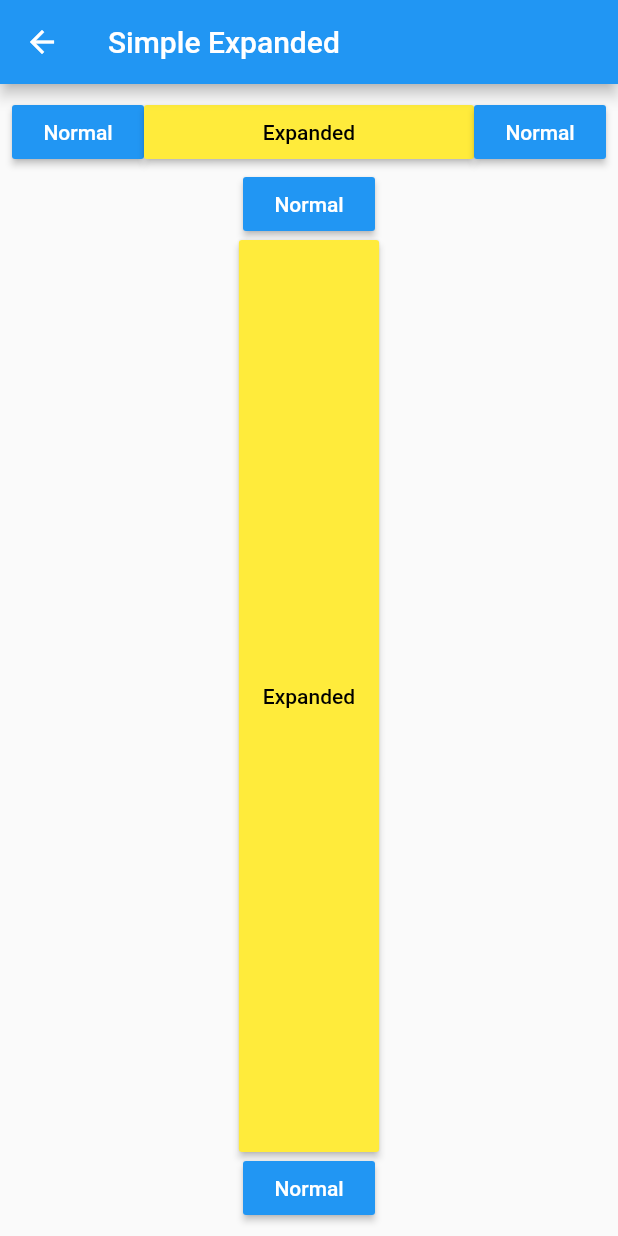
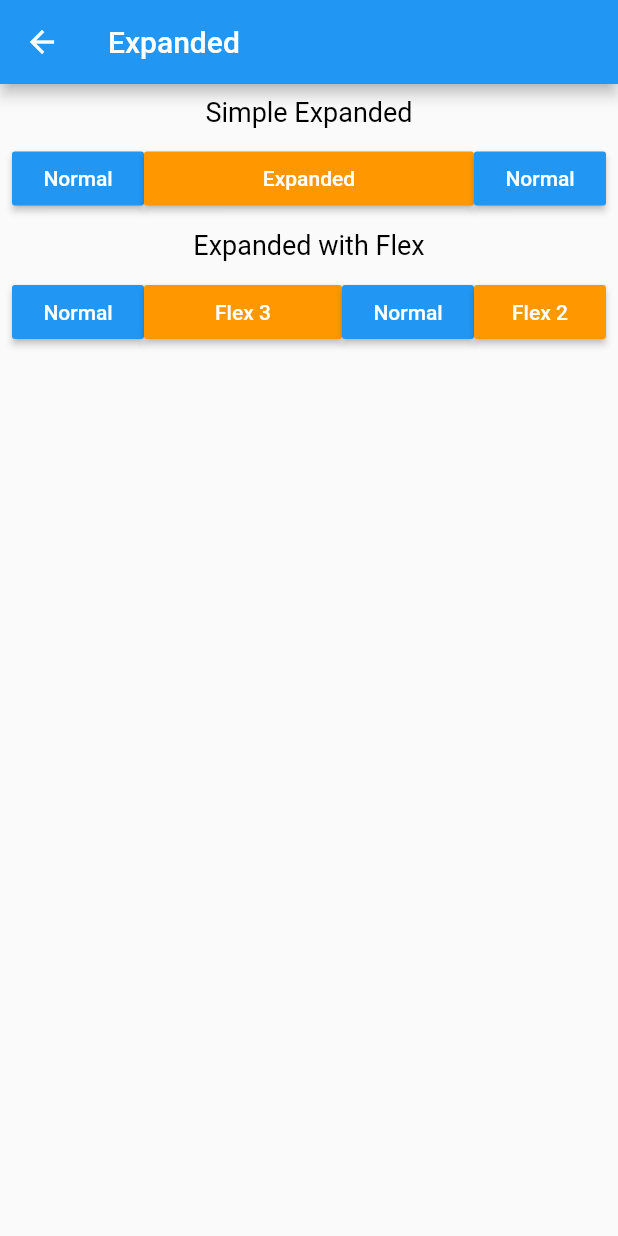
Before and after one commit to billdoss/widget-of-the-week, a Flutter app: the ExpandedPage screen opened directly, on a phone screen of 412 x 824 dp. Run offline on Flutter 3.47's test engine with Material 2 defaults, Android fonts, the phone set to English and light mode, and no system bars.

Commit message:
update Expanded use

```diff
--- a/lib/main.dart
+++ b/lib/main.dart
@@ -1,6 +1,6 @@
 import 'package:flutter/material.dart';
 import 'package:wotw/menu_item.dart';
-import 'package:wotw/widgets_of_the_week/expanded/expanded_main_page.dart';
+import 'package:wotw/widgets_of_the_week/expanded/expanded_page.dart';
 import 'package:wotw/widgets_of_the_week/safe_area/safe_area_page.dart';
 import 'package:wotw/widgets_of_the_week/wrap/wrap_page.dart';
 
@@ -9,7 +9,7 @@ void main() => runApp(MyApp());
 class MyApp extends StatelessWidget {
   List<MenuItem> items = [
     MenuItem(title: "Safe Area", page: SafeAreaPage()),
-    MenuItem(title: "Expanded", page: ExpandedMainPage()),
+    MenuItem(title: "Expanded", page: ExpandedPage()),
     MenuItem(title: "Wrap", page: WrapPage()),
   ];
 
--- a/lib/widgets_of_the_week/expanded/expanded_page.dart
+++ b/lib/widgets_of_the_week/expanded/expanded_page.dart
@@ -6,40 +6,89 @@ class ExpandedPage extends StatelessWidget {
   Widget build(BuildContext context) {
     return Scaffold(
       appBar: AppBar(
-        title: Text("Simple Expanded"),
+        title: Text("Expanded"),
       ),
-      body: _buildView(),
-    );
-  }
-
-  _buildView() {
-    return Padding(
-      padding: const EdgeInsets.all(8.0),
-      child: Column(
-        children: <Widget>[
-          _buildRowButtons(),
-          buildButton(text: "Normal"),
-          Expanded(
-            child: buildButton(
-                text: "Expanded",
-                textColor: Colors.black,
-                color: Colors.yellow),
-          ),
-          buildButton(text: "Normal"),
-        ],
+      body: Padding(
+        padding: const EdgeInsets.all(8.0),
+        child: Column(
+          children: <Widget>[
+            Text("Simple Expanded",
+                style: TextStyle(color: Colors.black, fontSize: 18)),
+            SizedBox(
+              height: 10,
+            ),
+            _buildExpanded(),
+            SizedBox(
+              height: 10,
+            ),
+            Text("Expanded with Flex",
+                style: TextStyle(color: Colors.black, fontSize: 18)),
+            SizedBox(
+              height: 10,
+            ),
+            _buildExpandedWithFlex(),
+            SizedBox(
+              height: 10,
+            ),
+          ],
+        ),
       ),
     );
   }
 
-  _buildRowButtons() {
+  _buildExpanded(){
     return Row(
       children: <Widget>[
-        buildButton(text: "Normal"),
+        MaterialButton(
+          color: Colors.blue,
+          child: Text("Normal", style: TextStyle(color: Colors.white),),
+          onPressed: (){},
+        ),
         Expanded(
-          child: buildButton(
-              text: "Expanded", textColor: Colors.black, color: Colors.yellow),
+          child: MaterialButton(
+            color: Colors.orange,
+            child: Text("Expanded", style: TextStyle(color: Colors.white),),
+            onPressed: (){},
+          ),
         ),
-        buildButton(text: "Normal"),
+        MaterialButton(
+          color: Colors.blue,
+          child: Text("Normal", style: TextStyle(color: Colors.white),),
+          onPressed: (){},
+        ),
+      ],
+    );
+  }
+
+  _buildExpandedWithFlex(){
+    return Row(
+      children: <Widget>[
+        MaterialButton(
+          color: Colors.blue,
+          child: Text("Normal", style: TextStyle(color: Colors.white),),
+          onPressed: (){},
+        ),
+        Expanded(
+          flex: 3,
+          child: MaterialButton(
+            color: Colors.orange,
+            child: Text("Flex 3", style: TextStyle(color: Colors.white),),
+            onPressed: (){},
+          ),
+        ),
+        MaterialButton(
+          color: Colors.blue,
+          child: Text("Normal", style: TextStyle(color: Colors.white),),
+          onPressed: (){},
+        ),
+        Expanded(
+          flex: 2,
+          child: MaterialButton(
+            color: Colors.orange,
+            child: Text("Flex 2", style: TextStyle(color: Colors.white),),
+            onPressed: (){},
+          ),
+        ),
       ],
     );
   }
```
Also changed, not shown: lib/widgets_of_the_week/expanded/expanded_flex_page.dart (deleted, +0 -52 lines), lib/widgets_of_the_week/expanded/expanded_main_page.dart (deleted, +0 -45 lines), 1 other file.
